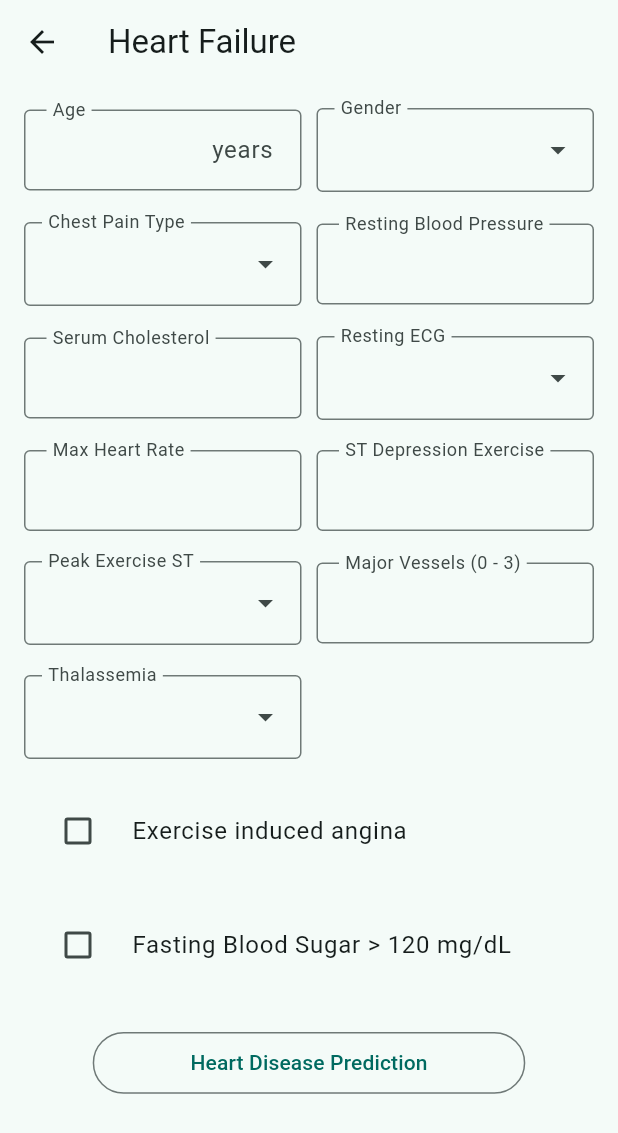
After one commit to tahawaheed9/wellness_wise, a Flutter app: the HeartFailureScreen screen opened by its route, on a phone screen of 412 x 824 dp. The commit adds this screen. Shown: the top 1133 px of the screen. Run offline on Flutter 3.47's test engine with Material 3 defaults, Android fonts, the phone set to English and light mode, and no system bars; drawn by our look-alikes of dropdown_search; our stand-ins replace bloc, cloud_firestore, equatable, firebase_auth, firebase_core, flutter_bloc and 1 more; missing offline and left inert: health; accounts and stored records are empty.

Commit message:
Added Heart Failure UI

```diff
--- a/lib/components/primary_button.dart
+++ b/lib/components/primary_button.dart
@@ -15,7 +15,7 @@ class PrimaryButton extends StatelessWidget {
   @override
   Widget build(BuildContext context) {
     return SizedBox(
-      width: screenWidth(context) * 0.50,
+      width: screenWidth(context) * 0.70,
       height: screenHeight(context) * 0.050,
       child: OutlinedButton(
         onPressed: onPressed,
--- a/lib/constants/routes.dart
+++ b/lib/constants/routes.dart
@@ -1,6 +1,7 @@
 import 'package:flutter/material.dart';
 
-import '/screens/heart_disease/heart_disease_screen.dart';
+import '/screens/diabetes_predictions/diabetes_predictions_screen.dart';
+import '/screens/heart_failure/heart_failure_screen.dart';
 import '/screens/general_disease/general_disease_screen.dart';
 import '/screens/register/register_screen.dart';
 import '/screens/reset_password/reset_password_screen.dart';
@@ -11,14 +12,17 @@ const loginScreenRoute = '/login/';
 const resetPasswordScreenRoute = '/reset-password/';
 const additionalInformationScreenRoute = '/additional-information/';
 const generalDiseaseScreenRoute = '/general-disease/';
-const heartDiseaseScreenRoute = '/heart-disease/';
+const heartFailureScreenRoute = '/heart-disease/';
+const diabetesPredictionsScreenRoute = '/diabetes-predictions/';
 
 Map<String, Widget Function(BuildContext)> routes = {
   registerScreenRoute: (context) => const RegisterScreen(),
   loginScreenRoute: (context) => const ResetPasswordScreen(),
   resetPasswordScreenRoute: (context) => const ResetPasswordScreen(),
   additionalInformationScreenRoute: (context) =>
-  const AdditionalInformationScreen(),
+      const AdditionalInformationScreen(),
   generalDiseaseScreenRoute: (context) => const GeneralDiseaseScreen(),
-  heartDiseaseScreenRoute: (context) => const HeartDiseaseScreen(),
+  heartFailureScreenRoute: (context) => const HeartFailureScreen(),
+  diabetesPredictionsScreenRoute: (context) =>
+      const DiabetesPredictionsScreen(),
 };
--- a/lib/controller/screen_navigation_controller.dart
+++ b/lib/controller/screen_navigation_controller.dart
@@ -33,7 +33,12 @@ void pushGeneralDiseaseScreen(BuildContext context) {
   Navigator.of(context).pushNamed(generalDiseaseScreenRoute);
 }
 
-// Heart Disease...
-void pushHeartDiseaseScreen(BuildContext context) {
-  Navigator.of(context).pushNamed(heartDiseaseScreenRoute);
+// Heart Failure...
+void pushHeartFailureScreen(BuildContext context) {
+  Navigator.of(context).pushNamed(heartFailureScreenRoute);
 }
+
+// Diabetes Predictions...
+void pushDiabetesPredictionsScreen(BuildContext context) {
+  Navigator.of(context).pushNamed(diabetesPredictionsScreenRoute);
+}
--- /dev/null
+++ b/lib/screens/diabetes_predictions/diabetes_predictions_screen.dart
@@ -0,0 +1,15 @@
+import 'package:flutter/material.dart';
+
+class DiabetesPredictionsScreen extends StatelessWidget {
+  const DiabetesPredictionsScreen({super.key});
+
+  @override
+  Widget build(BuildContext context) {
+    return Scaffold(
+      appBar: AppBar(
+        title: const Text('Diabetes Predictions'),
+      ),
+      body: const SingleChildScrollView(),
+    );
+  }
+}
--- a/lib/screens/heart_disease/heart_disease_screen.dart
+++ /dev/null
@@ -1,20 +0,0 @@
-import 'package:flutter/material.dart';
-
-class HeartDiseaseScreen extends StatefulWidget {
-  const HeartDiseaseScreen({super.key});
-
-  @override
-  State<HeartDiseaseScreen> createState() => _HeartDiseaseScreenState();
-}
-
-class _HeartDiseaseScreenState extends State<HeartDiseaseScreen> {
-  @override
-  Widget build(BuildContext context) {
-    return Scaffold(
-      appBar: AppBar(
-        title: const Text('Heart Disease'),
-      ),
-      body: const SingleChildScrollView(),
-    );
-  }
-}
--- /dev/null
+++ b/lib/screens/heart_failure/components/heart_failure_form.dart
@@ -0,0 +1,332 @@
+import 'package:flutter/material.dart';
+import 'package:dropdown_search/dropdown_search.dart';
+
+import '/components/primary_button.dart';
+
+class HeartFailureForm extends StatefulWidget {
+  const HeartFailureForm({super.key});
+
+  @override
+  State<HeartFailureForm> createState() => _HeartFailureFormState();
+}
+
+class _HeartFailureFormState extends State<HeartFailureForm> {
+  final _formKey = GlobalKey<FormState>();
+
+  late final TextEditingController _age;
+  String gender = '';
+  String chestPainType = '';
+  late final TextEditingController _restingBloodPressure;
+  late final TextEditingController _serumCholesterol;
+  String restingECG = '';
+  late final TextEditingController _maxHeartRate;
+  late final TextEditingController _stDepression;
+  String peakSTSegment = '';
+  bool? isExerciseInducedAngina = false;
+  late final TextEditingController _majorVessels;
+  String thalassemia = '';
+  bool? isFastingBloodSugar = false;
+
+  @override
+  void initState() {
+    super.initState();
+    _age = TextEditingController();
+    _restingBloodPressure = TextEditingController();
+    _serumCholesterol = TextEditingController();
+    _maxHeartRate = TextEditingController();
+    _stDepression = TextEditingController();
+    _majorVessels = TextEditingController();
+  }
+
+  @override
+  Widget build(BuildContext context) {
+    return Form(
+      key: _formKey,
+      child: Padding(
+        padding: const EdgeInsets.all(16.0),
+        child: Column(
+          children: <Widget>[
+            // Age & Gender Fields...
+            Row(
+              children: <Widget>[
+                // Age Field...
+                Expanded(
+                  child: TextFormField(
+                    controller: _age,
+                    autocorrect: false,
+                    enableSuggestions: false,
+                    keyboardType: TextInputType.number,
+                    decoration: const InputDecoration(
+                      contentPadding:
+                          EdgeInsets.fromLTRB(15.0, 15.0, 15.0, 15.0),
+                      labelText: 'Age',
+                      floatingLabelBehavior: FloatingLabelBehavior.always,
+                      suffixText: 'years',
+                      border: OutlineInputBorder(),
+                    ),
+                  ),
+                ),
+                const SizedBox(width: 10.0),
+
+                //Gender Field...
+                Expanded(
+                  child: DropdownSearch<String>(
+                    items: const [
+                      'male',
+                      'female',
+                    ],
+                    onChanged: (selectedItem) {
+                      setState(() {
+                        gender = selectedItem.toString();
+                      });
+                    },
+                    dropdownDecoratorProps: const DropDownDecoratorProps(
+                      dropdownSearchDecoration: InputDecoration(
+                        labelText: 'Gender',
+                        floatingLabelBehavior: FloatingLabelBehavior.always,
+                        border: OutlineInputBorder(),
+                      ),
+                    ),
+                  ),
+                ),
+              ],
+            ),
+            const SizedBox(height: 20.0),
+
+            // Chest Pain Type & Resting Blood Pressure Fields...
+            Row(
+              children: <Widget>[
+                // Chest Pain Type Field...
+                Expanded(
+                  child: DropdownSearch<String>(
+                    items: const [
+                      'typical angina',
+                      'atypical angina',
+                      'non — anginal pain',
+                      'asymptotic',
+                    ],
+                    onChanged: (selectedItem) {
+                      chestPainType = selectedItem.toString();
+                    },
+                    dropdownDecoratorProps: const DropDownDecoratorProps(
+                      dropdownSearchDecoration: InputDecoration(
+                        labelText: 'Chest Pain Type',
+                        floatingLabelBehavior: FloatingLabelBehavior.always,
+                        border: OutlineInputBorder(),
+                      ),
+                    ),
+                  ),
+                ),
+                const SizedBox(width: 10.0),
+
+                // Resting Blood Pressure...
+                Expanded(
+                  child: TextFormField(
+                    controller: _restingBloodPressure,
+                    autocorrect: false,
+                    enableSuggestions: false,
+                    keyboardType: TextInputType.number,
+                    decoration: const InputDecoration(
+                      contentPadding:
+                          EdgeInsets.fromLTRB(15.0, 15.0, 15.0, 15.0),
+                      labelText: 'Resting Blood Pressure',
+                      floatingLabelBehavior: FloatingLabelBehavior.always,
+                      border: OutlineInputBorder(),
+                    ),
+                  ),
+                ),
+              ],
+            ),
+            const SizedBox(height: 20.0),
+
+            // Serum Cholesterol & Resting ECG Fields...
+            Row(
+              children: <Widget>[
+                // Serum Cholesterol Field...
+                Expanded(
+                  child: TextFormField(
+                    controller: _serumCholesterol,
+                    autocorrect: false,
+                    enableSuggestions: false,
+                    keyboardType: TextInputType.number,
+                    decoration: const InputDecoration(
+                      contentPadding:
+                          EdgeInsets.fromLTRB(15.0, 15.0, 15.0, 15.0),
+                      labelText: 'Serum Cholesterol',
+                      floatingLabelBehavior: FloatingLabelBehavior.always,
+                      border: OutlineInputBorder(),
+                    ),
+                  ),
+                ),
+                const SizedBox(width: 10.0),
+
+                // Resting ECG Field...
+                Expanded(
+                  child: DropdownSearch<String>(
+                    items: const [
+                      'normal',
+                      'having ST-T wave abnormality',
+                      'left ventricular hyperthrophy',
+                    ],
+                    onChanged: (selectedItem) {
+                      restingECG = selectedItem.toString();
+                    },
+                    dropdownDecoratorProps: const DropDownDecoratorProps(
+                      dropdownSearchDecoration: InputDecoration(
+                        labelText: 'Resting ECG',
+                        floatingLabelBehavior: FloatingLabelBehavior.always,
+                        border: OutlineInputBorder(),
+                      ),
+                    ),
+                  ),
+                ),
+              ],
+            ),
+            const SizedBox(height: 20.0),
+
+            // Max Heart Rate & ST Depression Fields...
+            Row(
+              children: <Widget>[
+                // Max Heart Rate Field...
+                Expanded(
+                  child: TextFormField(
+                    controller: _maxHeartRate,
+                    autocorrect: false,
+                    enableSuggestions: false,
+                    keyboardType: TextInputType.number,
+                    decoration: const InputDecoration(
+                      contentPadding:
+                          EdgeInsets.fromLTRB(15.0, 15.0, 15.0, 15.0),
+                      labelText: 'Max Heart Rate',
+                      floatingLabelBehavior: FloatingLabelBehavior.always,
+                      border: OutlineInputBorder(),
+                    ),
+                  ),
+                ),
+                const SizedBox(width: 10.0),
+
+                // ST Depression Field...
+                Expanded(
+                  child: TextFormField(
+                    controller: _stDepression,
+                    autocorrect: false,
+                    enableSuggestions: false,
+                    keyboardType: TextInputType.number,
+                    decoration: const InputDecoration(
+                      contentPadding:
+                          EdgeInsets.fromLTRB(15.0, 15.0, 15.0, 15.0),
+                      labelText: 'ST Depression Exercise',
+                      floatingLabelBehavior: FloatingLabelBehavior.always,
+                      border: OutlineInputBorder(),
+                    ),
+                  ),
+                ),
+              ],
+            ),
+            const SizedBox(height: 20.0),
+
+            // Peak Exercise ST & Number of Vessels Field...
+            Row(
+              children: <Widget>[
+                // Peak Exercise ST Segment
+                Expanded(
+                  child: DropdownSearch<String>(
+                    items: const [
+                      'upsloping',
+                      'flat',
+                      'downsloping',
+                    ],
+                    onChanged: (selectedItem) {
+                      peakSTSegment = selectedItem.toString();
+                    },
+                    dropdownDecoratorProps: const DropDownDecoratorProps(
+                      dropdownSearchDecoration: InputDecoration(
+                        labelText: 'Peak Exercise ST',
+                        floatingLabelBehavior: FloatingLabelBehavior.always,
+                        border: OutlineInputBorder(),
+                      ),
+                    ),
+                  ),
+                ),
+                const SizedBox(width: 10.0),
+
+                // Number of Vessels
+                Expanded(
+                  child: TextFormField(
+                    controller: _majorVessels,
+                    autocorrect: false,
+                    enableSuggestions: false,
+                    keyboardType: TextInputType.number,
+                    decoration: const InputDecoration(
+                      contentPadding:
+                          EdgeInsets.fromLTRB(15.0, 15.0, 15.0, 15.0),
+                      labelText: 'Major Vessels (0 - 3)',
+                      floatingLabelBehavior: FloatingLabelBehavior.always,
+                      border: OutlineInputBorder(),
+                    ),
+                  ),
+                ),
+              ],
+            ),
+            const SizedBox(height: 20.0),
+
+            Row(
+              children: <Widget>[
+                Expanded(
+                  child: DropdownSearch<String>(
+                    items: const [
+                      'normal',
+                      'fixed defect',
+                      'reversible defect',
+                    ],
+                    onChanged: (selectedItem) {
+                      thalassemia = selectedItem.toString();
+                    },
+                    dropdownDecoratorProps: const DropDownDecoratorProps(
+                      dropdownSearchDecoration: InputDecoration(
+                        labelText: 'Thalassemia',
+                        floatingLabelBehavior: FloatingLabelBehavior.always,
+                        border: OutlineInputBorder(),
+                      ),
+                    ),
+                  ),
+                ),
+                const SizedBox(width: 10.0),
+                const Flexible(child: SizedBox()),
+              ],
+            ),
+            const SizedBox(height: 20.0),
+
+            CheckboxListTile(
+              title: const Text('Exercise induced angina'),
+              controlAffinity: ListTileControlAffinity.leading,
+              value: isExerciseInducedAngina,
+              onChanged: (bool? value) {
+                setState(() {
+                  isExerciseInducedAngina = value;
+                });
+              },
+            ),
+            const SizedBox(height: 20.0),
+
+            CheckboxListTile(
+              title: const Text('Fasting Blood Sugar > 120 mg/dL'),
+              controlAffinity: ListTileControlAffinity.leading,
+              value: isFastingBloodSugar,
+              onChanged: (bool? value) {
+                setState(() {
+                  isFastingBloodSugar = value;
+                });
+              },
+            ),
+            const SizedBox(height: 30.0),
+            PrimaryButton(
+              text: 'Heart Disease Prediction',
+              onPressed: () {},
+            ),
+          ],
+        ),
+      ),
+    );
+  }
+}
--- /dev/null
+++ b/lib/screens/heart_failure/heart_failure_screen.dart
@@ -0,0 +1,30 @@
+import 'package:flutter/material.dart';
+
+import '/screens/heart_failure/components/heart_failure_form.dart';
+
+class HeartFailureScreen extends StatefulWidget {
+  const HeartFailureScreen({super.key});
+
+  @override
+  State<HeartFailureScreen> createState() => _HeartFailureScreenState();
+}
+
+class _HeartFailureScreenState extends State<HeartFailureScreen> {
+
+
+  @override
+  Widget build(BuildContext context) {
+    return Scaffold(
+      appBar: AppBar(
+        title: const Text('Heart Failure'),
+      ),
+      body: const SingleChildScrollView(
+        child: Column(
+          children: <Widget>[
+            HeartFailureForm(),
+          ],
+        ),
+      ),
+    );
+  }
+}
--- a/lib/screens/home/home_screen.dart
+++ b/lib/screens/home/home_screen.dart
@@ -67,13 +67,20 @@ class _HomeScreenState extends State<HomeScreen> {
                         },
                       ),
                       CustomCard(
-                        cardTitle: 'Heart Disease',
+                        cardTitle: 'Heart Failure',
                         icon: Icons.favorite_outline,
                         onTap: () {
-                          pushHeartDiseaseScreen(context);
+                          pushHeartFailureScreen(context);
                         },
                       ),
                     ],
+                  ),
+                  CustomCard(
+                    cardTitle: 'Diabetes Predictions',
+                    icon: Icons.medical_services_outlined,
+                    onTap: () {
+                      pushDiabetesPredictionsScreen(context);
+                    },
                   ),
                   const NamedDivider(title: 'Trends'),
                 ],
```
